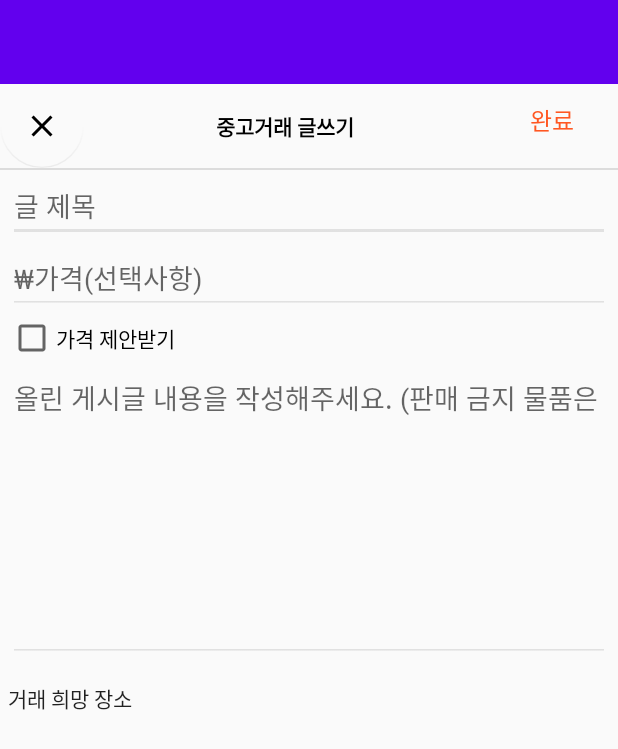
After one commit to ine9141/CarrotMarket_CloneCoding, an Android app: the write_post screen opened directly, with no data from a screen before it, on a phone screen of 412 x 824 dp. The commit adds this screen. Shown: the top 749 px of the screen. Run offline under Robolectric (Android 15) with nearby library versions, the phone set to English and light mode, and no system bars; our stand-ins replace Firebase (no records; nobody signed in at launch, a user with empty details on screens opened directly).

Commit message:
ADD write_post(layout)

```diff
--- a/app/src/main/AndroidManifest.xml
+++ b/app/src/main/AndroidManifest.xml
@@ -75,6 +75,11 @@
         <activity
             android:name=".check_address"
             android:label="" />
+        <activity android:name=".write_post"
+            android:label="" />
+
+        <activity android:name=".write_info"
+            android:label="" />
 
         <meta-data
             android:name="com.google.android.maps.v2.API_KEY"
--- a/app/src/main/java/com/example/myapplication/sign_in.java
+++ b/app/src/main/java/com/example/myapplication/sign_in.java
@@ -14,7 +14,6 @@ import androidx.appcompat.app.AppCompatActivity;
 
 import com.google.android.gms.tasks.OnCompleteListener;
 import com.google.android.gms.tasks.Task;
-import com.google.android.gms.tasks.TaskExecutors;
 import com.google.firebase.FirebaseException;
 import com.google.firebase.auth.AuthResult;
 import com.google.firebase.auth.FirebaseAuth;
--- /dev/null
+++ b/app/src/main/res/drawable/ic_baseline_add_24.xml
@@ -0,0 +1,5 @@
+<vector android:height="24dp" android:tint="#FFFFFF"
+    android:viewportHeight="24" android:viewportWidth="24"
+    android:width="24dp" xmlns:android="http://schemas.android.com/apk/res/android">
+    <path android:fillColor="@android:color/white" android:pathData="M19,13h-6v6h-2v-6H5v-2h6V5h2v6h6v2z"/>
+</vector>
--- /dev/null
+++ b/app/src/main/res/drawable/ic_baseline_clear_24.xml
@@ -0,0 +1,5 @@
+<vector android:height="24dp" android:tint="#000000"
+    android:viewportHeight="24" android:viewportWidth="24"
+    android:width="24dp" xmlns:android="http://schemas.android.com/apk/res/android">
+    <path android:fillColor="@android:color/white" android:pathData="M19,6.41L17.59,5 12,10.59 6.41,5 5,6.41 10.59,12 5,17.59 6.41,19 12,13.41 17.59,19 19,17.59 13.41,12z"/>
+</vector>
--- /dev/null
+++ b/app/src/main/res/layout/write_post.xml
@@ -0,0 +1,116 @@
+<?xml version="1.0" encoding="utf-8"?>
+<LinearLayout xmlns:android="http://schemas.android.com/apk/res/android"
+    xmlns:app="http://schemas.android.com/apk/res-auto"
+    xmlns:tools="http://schemas.android.com/tools"
+    android:layout_width="match_parent"
+    android:layout_height="match_parent"
+    android:backgroundTint="#57000000"
+    android:orientation="vertical">
+
+    <LinearLayout
+        android:layout_width="match_parent"
+        android:layout_height="wrap_content">
+
+        <com.google.android.material.floatingactionbutton.FloatingActionButton
+            android:id="@+id/floatingActionButton2"
+            android:layout_width="wrap_content"
+            android:layout_height="wrap_content"
+            android:layout_weight="0"
+            android:tint="#000000"
+            app:backgroundTint="#00FF0000"
+            app:elevation="0dp"
+            app:fabSize="auto"
+            app:rippleColor="#00FFFFFF"
+            app:srcCompat="@drawable/ic_baseline_clear_24"
+            tools:ignore="SpeakableTextPresentCheck,SpeakableTextPresentCheck"
+            android:contentDescription="@null" />
+
+        <TextView
+            android:layout_width="wrap_content"
+            android:layout_height="wrap_content"
+            android:layout_gravity="center_vertical"
+            android:layout_weight="1"
+            android:gravity="center"
+            android:text="중고거래 글쓰기"
+            android:textColor="#000000"
+            android:textStyle="bold" />
+
+        <Button
+            android:id="@+id/done_button"
+            android:layout_width="wrap_content"
+            android:layout_height="wrap_content"
+            android:layout_weight="0"
+            android:background="#00FFFFFF"
+            android:backgroundTint="#00FFFFFF"
+            android:elevation="0dp"
+            android:text="완료"
+            android:textColor="#FF5722"
+            android:textSize="16sp" />
+
+    </LinearLayout>
+
+    <View style="@style/Divider" />
+
+    <ScrollView
+        android:layout_width="match_parent"
+        android:layout_height="wrap_content">
+        <LinearLayout
+            android:layout_width="match_parent"
+            android:layout_height="wrap_content"
+            android:orientation="vertical"
+            android:layout_marginLeft="5dp"
+            android:layout_marginRight="5dp">
+
+            <EditText
+                android:id="@+id/titleEditText"
+                android:layout_width="match_parent"
+                android:layout_height="wrap_content"
+                android:backgroundTint="#285C5C5C"
+                android:gravity="center_vertical"
+                android:hint="글 제목"
+                android:minHeight="48dp"
+                android:singleLine="false"
+                android:importantForAutofill="no"
+                android:inputType="text" />
+
+            <EditText
+                android:id="@+id/priceEditText"
+                android:layout_width="match_parent"
+                android:layout_height="wrap_content"
+                android:backgroundTint="#285C5C5C"
+                android:gravity="center_vertical"
+                android:hint="₩가격(선택사항)"
+                android:inputType="number"
+                android:minHeight="48dp"
+                android:importantForAutofill="no" />
+
+            <CheckBox
+                android:id="@+id/checkBox"
+                android:layout_width="match_parent"
+                android:layout_height="wrap_content"
+                android:clickable="false"
+                android:text="가격 제안받기" />
+
+            <EditText
+                android:id="@+id/contentsEditText"
+                android:layout_width="match_parent"
+                android:layout_height="200dp"
+                android:backgroundTint="#285C5C5C"
+                android:gravity="top"
+                android:inputType="text"
+                android:hint="올린 게시글 내용을 작성해주세요. (판매 금지 물품은 게시가 제한될 수 있어요.)"
+                android:importantForAutofill="no" />
+
+            <Button
+                android:id="@+id/button5"
+                android:layout_width="match_parent"
+                android:layout_height="wrap_content"
+                android:background="#00FFFFFF"
+                android:gravity="start|center_vertical"
+                android:text="거래 희망 장소" />
+
+
+        </LinearLayout>
+    </ScrollView>
+
+</LinearLayout>
--- a/app/src/main/res/values/styles.xml
+++ b/app/src/main/res/values/styles.xml
@@ -8,4 +8,11 @@
         <item name="android:background">@color/black_overlay</item>
         <item name="android:buttonBarStyle">?android:attr/buttonBarStyle</item>
     </style>
+
+    <style name="Divider">
+        <item name="android:layout_width">match_parent</item>
+        <item name="android:layout_height">1dp</item>
+        <item name="android:background">?android:attr/listDivider</item>
+    </style>
+
 </resources>
--- a/build.gradle
+++ b/build.gradle
@@ -14,8 +14,8 @@ buildscript {
 }
 
 plugins {
-    id 'com.android.application' version '7.3.0' apply false
-    id 'com.android.library' version '7.3.0' apply false
+    id 'com.android.application' version '7.3.1' apply false
+    id 'com.android.library' version '7.3.1' apply false
 }
 //firebase
 
```
Also changed, not shown: app/build.gradle (+7 -0 lines), app/src/main/java/com/example/myapplication/home.java (+16 -6 lines), app/src/main/java/com/example/myapplication/write_info.java (added, +26 -0 lines), app/src/main/java/com/example/myapplication/write_post.java (added, +91 -0 lines), app/src/main/res/layout/home.xml (+16 -0 lines), 1 other file.
